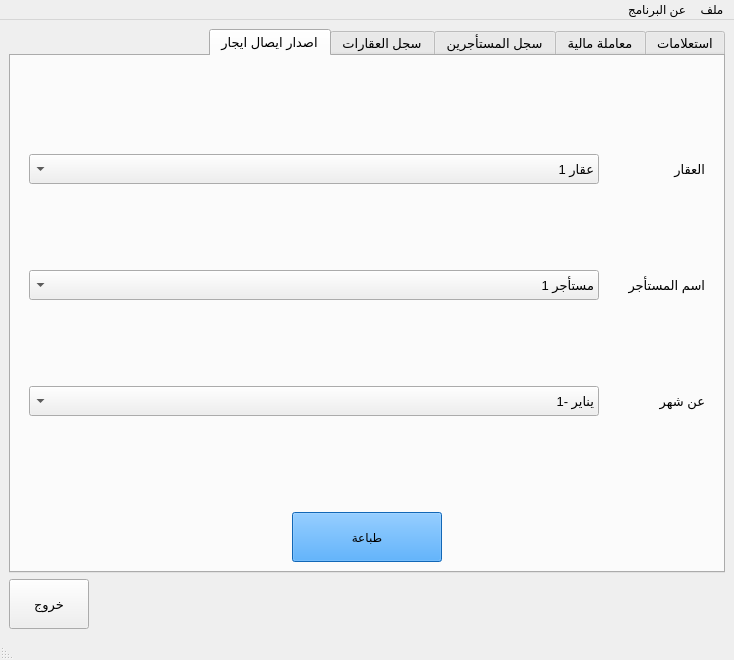
First picture: the form in mainwindow.ui, repository khaledfathi/estates, before the edit.
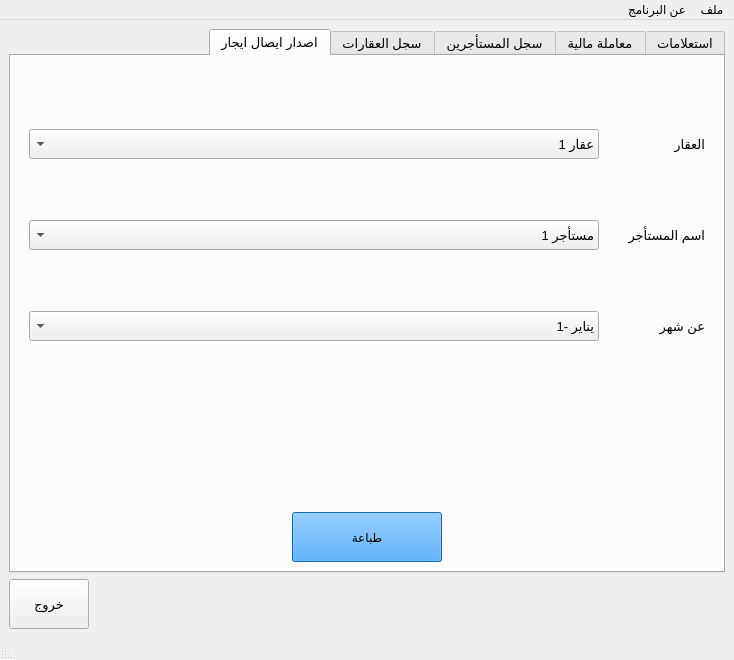
Second picture: the form after the edit. The open tabs and pages were chosen to show the change. Icons and pictures are not drawn.

What changed in the file:
```diff
--- a/mainwindow.ui
+++ b/mainwindow.ui
@@ -1877,6 +1877,153 @@
           <item row="0" column="0" colspan="3">
            <widget class="QWidget" name="widget_6" native="true">
             <layout class="QGridLayout" name="gridLayout_13">
+             <item row="1" column="1">
+              <widget class="QComboBox" name="comboBoxRenter">
+               <property name="sizePolicy">
+                <sizepolicy hsizetype="Minimum" vsizetype="Fixed">
+                 <horstretch>0</horstretch>
+                 <verstretch>0</verstretch>
+                </sizepolicy>
+               </property>
+               <property name="minimumSize">
+                <size>
+                 <width>0</width>
+                 <height>30</height>
+                </size>
+               </property>
+               <property name="layoutDirection">
+                <enum>Qt::RightToLeft</enum>
+               </property>
+               <property name="editable">
+                <bool>false</bool>
+               </property>
+               <property name="currentIndex">
+                <number>0</number>
+               </property>
+               <item>
+                <property name="text">
+                 <string>مستأجر 1</string>
+                </property>
+               </item>
+               <item>
+                <property name="text">
+                 <string>مستأجر 2</string>
+                </property>
+               </item>
+               <item>
+                <property name="text">
+                 <string>مستأجر 3</string>
+                </property>
+               </item>
+               <item>
+                <property name="text">
+                 <string>مستأجر 4</string>
+                </property>
+               </item>
+               <item>
+                <property name="text">
+                 <string>مستأجر 5</string>
+                </property>
+               </item>
+               <item>
+                <property name="text">
+                 <string>مستأجر 6</string>
+                </property>
+               </item>
+               <item>
+                <property name="text">
+                 <string>مستأجر 7</string>
+                </property>
+               </item>
+               <item>
+                <property name="text">
+                 <string>مستأجر 8</string>
+                </property>
+               </item>
+               <item>
+                <property name="text">
+                 <string>مستأجر 9</string>
+                </property>
+               </item>
+               <item>
+                <property name="text">
+                 <string>مستأجر 10</string>
+                </property>
+               </item>
+              </widget>
+             </item>
+             <item row="0" column="1">
+              <widget class="QComboBox" name="comboBoxEstate">
+               <property name="sizePolicy">
+                <sizepolicy hsizetype="Minimum" vsizetype="Fixed">
+                 <horstretch>0</horstretch>
+                 <verstretch>0</verstretch>
+                </sizepolicy>
+               </property>
+               <property name="minimumSize">
+                <size>
+                 <width>0</width>
+                 <height>30</height>
+                </size>
+               </property>
+               <property name="layoutDirection">
+                <enum>Qt::RightToLeft</enum>
+               </property>
+               <property name="editable">
+                <bool>false</bool>
+               </property>
+               <property name="currentIndex">
+                <number>0</number>
+               </property>
+               <item>
+                <property name="text">
+                 <string>عقار 1</string>
+                </property>
+               </item>
+               <item>
+                <property name="text">
+                 <string>عقار 2</string>
+                </property>
+               </item>
+               <item>
+                <property name="text">
+                 <string>عقار 3</string>
+                </property>
+               </item>
+              </widget>
+             </item>
+             <item row="1" column="0">
+              <widget class="QLabel" name="labelRenter">
+               <property name="sizePolicy">
+                <sizepolicy hsizetype="Maximum" vsizetype="Preferred">
+                 <horstretch>0</horstretch>
+                 <verstretch>0</verstretch>
+                </sizepolicy>
+               </property>
+               <property name="minimumSize">
+                <size>
+                 <width>100</width>
+                 <height>0</height>
+                </size>
+               </property>
+               <property name="text">
+                <string>اسم المستأجر</string>
+               </property>
+               <property name="buddy">
+                <cstring>comboBoxRenter</cstring>
+               </property>
+              </widget>
+             </item>
+             <item row="2" column="0">
+              <widget class="QLabel" name="labelMonth">
+               <property name="text">
+                <string>عن شهر</string>
+               </property>
+               <property name="buddy">
+                <cstring>comboBoxMonth</cstring>
+               </property>
+              </widget>
+             </item>
              <item row="2" column="1">
               <widget class="QComboBox" name="comboBox_13">
                <property name="minimumSize">
@@ -1973,148 +2120,26 @@
                <property name="text">
                 <string>العقار</string>
                </property>
-              </widget>
-             </item>
-             <item row="0" column="1">
-              <widget class="QComboBox" name="comboBox_11">
-               <property name="sizePolicy">
-                <sizepolicy hsizetype="Minimum" vsizetype="Fixed">
-                 <horstretch>0</horstretch>
-                 <verstretch>0</verstretch>
-                </sizepolicy>
+               <property name="buddy">
+                <cstring>comboBoxEstate</cstring>
                </property>
-               <property name="minimumSize">
-                <size>
-                 <width>0</width>
-                 <height>30</height>
-                </size>
-               </property>
-               <property name="layoutDirection">
-                <enum>Qt::RightToLeft</enum>
-               </property>
-               <property name="editable">
-                <bool>false</bool>
-               </property>
-               <property name="currentIndex">
-                <number>0</number>
-               </property>
-               <item>
-                <property name="text">
-                 <string>عقار 1</string>
-                </property>
-               </item>
-               <item>
-                <property name="text">
-                 <string>عقار 2</string>
-                </property>
-               </item>
-               <item>
-                <property name="text">
-                 <string>عقار 3</string>
-                </property>
-               </item>
               </widget>
              </item>
-             <item row="1" column="0">
-              <widget class="QLabel" name="label_25">
-               <property name="sizePolicy">
-                <sizepolicy hsizetype="Maximum" vsizetype="Preferred">
-                 <horstretch>0</horstretch>
-                 <verstretch>0</verstretch>
-                </sizepolicy>
+             <item row="3" column="0" colspan="2">
+              <spacer name="verticalSpacer_3">
+               <property name="orientation">
+                <enum>Qt::Vertical</enum>
                </property>
-               <property name="minimumSize">
-                <size>
-                 <width>100</width>
-                 <height>0</height>
-                </size>
+               <property name="sizeType">
+                <enum>QSizePolicy::Maximum</enum>
                </property>
-               <property name="text">
-                <string>اسم المستأجر</string>
-               </property>
-              </widget>
-             </item>
-             <item row="1" column="1">
-              <widget class="QComboBox" name="comboBox_12">
-               <property name="sizePolicy">
-                <sizepolicy hsizetype="Minimum" vsizetype="Fixed">
-                 <horstretch>0</horstretch>
-                 <verstretch>0</verstretch>
-                </sizepolicy>
-               </property>
-               <property name="minimumSize">
+               <property name="sizeHint" stdset="0">
                 <size>
-                 <width>0</width>
-                 <height>30</height>
+                 <width>20</width>
+                 <height>100</height>
                 </size>
                </property>
-               <property name="layoutDirection">
-                <enum>Qt::RightToLeft</enum>
-               </property>
-               <property name="editable">
-                <bool>false</bool>
-               </property>
-               <property name="currentIndex">
-                <number>0</number>
-               </property>
-               <item>
-                <property name="text">
-                 <string>مستأجر 1</string>
-                </property>
-               </item>
-               <item>
-                <property name="text">
-                 <string>مستأجر 2</string>
-                </property>
-               </item>
-               <item>
-                <property name="text">
-                 <string>مستأجر 3</string>
-                </property>
-               </item>
-               <item>
-                <property name="text">
-                 <string>مستأجر 4</string>
-                </property>
-               </item>
-               <item>
-                <property name="text">
-                 <string>مستأجر 5</string>
-                </property>
-               </item>
-               <item>
-                <property name="text">
-                 <string>مستأجر 6</string>
-                </property>
-               </item>
-               <item>
-                <property name="text">
-                 <string>مستأجر 7</string>
-                </property>
-               </item>
-               <item>
-                <property name="text">
-                 <string>مستأجر 8</string>
-                </property>
-               </item>
-               <item>
-                <property name="text">
-                 <string>مستأجر 9</string>
-                </property>
-               </item>
-               <item>
-                <property name="text">
-                 <string>مستأجر 10</string>
-                </property>
-               </item>
-              </widget>
-             </item>
-             <item row="2" column="0">
-              <widget class="QLabel" name="label_26">
-               <property name="text">
-                <string>عن شهر</string>
-               </property>
-              </widget>
+              </spacer>
              </item>
             </layout>
            </widget>
```
Left out of the diff: 324 changed lines with no effect on the pictures.
